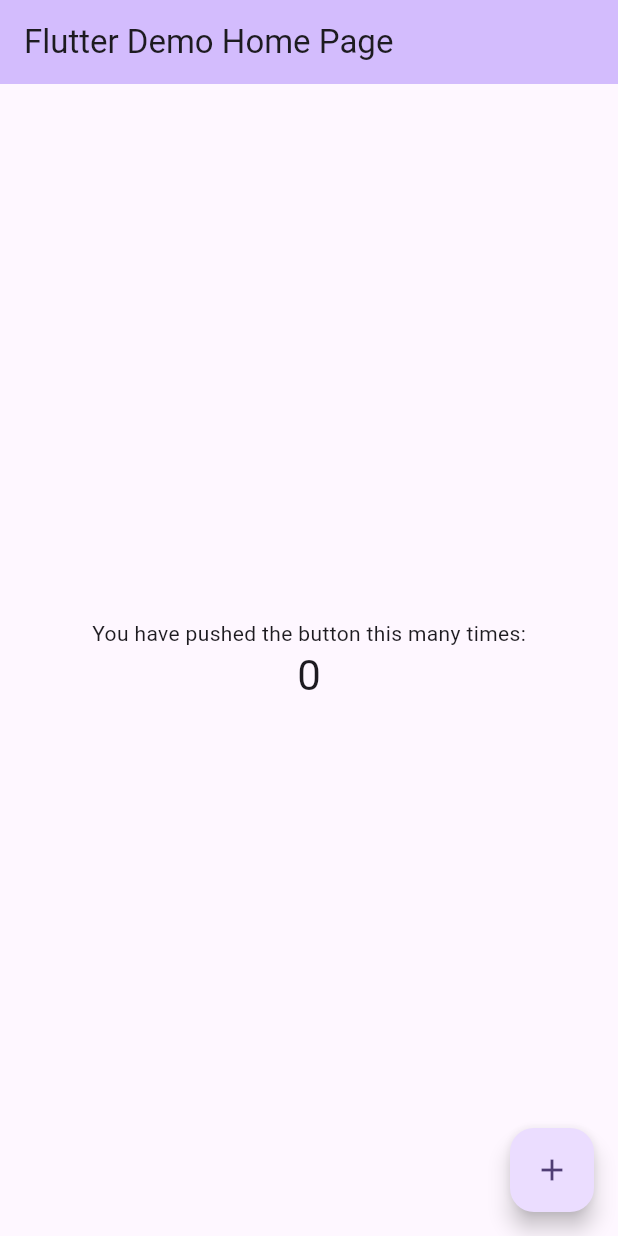
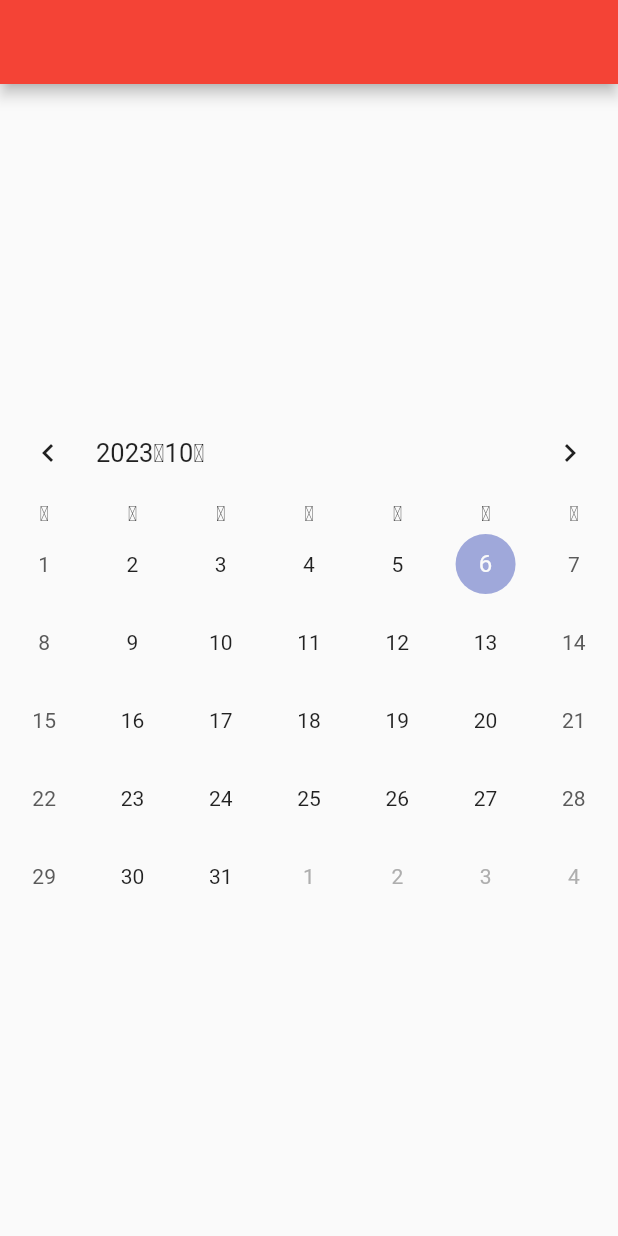
Before and after one commit to sunThick/piano_schedule_app, a Flutter app: the screen it shows after launch, on a phone screen of 412 x 824 dp. Run offline on Flutter 3.47's test engine with Material 2 defaults, Android fonts, the phone set to English and light mode, and no system bars; drawn by our look-alikes of table_calendar.

Commit message:
table_calenderを導入

```diff
--- a/lib/main.dart
+++ b/lib/main.dart
@@ -1,125 +1,71 @@
 import 'package:flutter/material.dart';
+import 'package:table_calendar/table_calendar.dart';
+import 'package:intl/date_symbol_data_local.dart';
 
 void main() {
-  runApp(const MyApp());
+  initializeDateFormatting().then((_) => runApp(MyApp()));
 }
 
 class MyApp extends StatelessWidget {
-  const MyApp({super.key});
+  const MyApp({Key? key}) : super(key: key);
 
-  // This widget is the root of your application.
   @override
   Widget build(BuildContext context) {
     return MaterialApp(
       title: 'Flutter Demo',
       theme: ThemeData(
-        // This is the theme of your application.
-        //
-        // TRY THIS: Try running your application with "flutter run". You'll see
-        // the application has a blue toolbar. Then, without quitting the app,
-        // try changing the seedColor in the colorScheme below to Colors.green
-        // and then invoke "hot reload" (save your changes or press the "hot
-        // reload" button in a Flutter-supported IDE, or press "r" if you used
-        // the command line to start the app).
-        //
-        // Notice that the counter didn't reset back to zero; the application
-        // state is not lost during the reload. To reset the state, use hot
-        // restart instead.
-        //
-        // This works for code too, not just values: Most code changes can be
-        // tested with just a hot reload.
-        colorScheme: ColorScheme.fromSeed(seedColor: Colors.deepPurple),
-        useMaterial3: true,
+        primarySwatch: Colors.blue,
       ),
-      home: const MyHomePage(title: 'Flutter Demo Home Page'),
+      home: const MyHomePage(),
     );
   }
 }
 
 class MyHomePage extends StatefulWidget {
-  const MyHomePage({super.key, required this.title});
-
-  // This widget is the home page of your application. It is stateful, meaning
-  // that it has a State object (defined below) that contains fields that affect
-  // how it looks.
-
-  // This class is the configuration for the state. It holds the values (in this
-  // case the title) provided by the parent (in this case the App widget) and
-  // used by the build method of the State. Fields in a Widget subclass are
-  // always marked "final".
-
-  final String title;
+  const MyHomePage({Key? key}) : super(key: key);
 
   @override
   State<MyHomePage> createState() => _MyHomePageState();
 }
 
 class _MyHomePageState extends State<MyHomePage> {
-  int _counter = 0;
+  @override
+  void initState() {
+    super.initState();
+  }
 
-  void _incrementCounter() {
-    setState(() {
-      // This call to setState tells the Flutter framework that something has
-      // changed in this State, which causes it to rerun the build method below
-      // so that the display can reflect the updated values. If we changed
-      // _counter without calling setState(), then the build method would not be
-      // called again, and so nothing would appear to happen.
-      _counter++;
-    });
-  }
+  DateTime _focusedDay = DateTime.now();
+  DateTime? _selectedDay;
 
   @override
   Widget build(BuildContext context) {
-    // This method is rerun every time setState is called, for instance as done
-    // by the _incrementCounter method above.
-    //
-    // The Flutter framework has been optimized to make rerunning build methods
-    // fast, so that you can just rebuild anything that needs updating rather
-    // than having to individually change instances of widgets.
     return Scaffold(
-      appBar: AppBar(
-        // TRY THIS: Try changing the color here to a specific color (to
-        // Colors.amber, perhaps?) and trigger a hot reload to see the AppBar
-        // change color while the other colors stay the same.
-        backgroundColor: Theme.of(context).colorScheme.inversePrimary,
-        // Here we take the value from the MyHomePage object that was created by
-        // the App.build method, and use it to set our appbar title.
-        title: Text(widget.title),
-      ),
-      body: Center(
-        // Center is a layout widget. It takes a single child and positions it
-        // in the middle of the parent.
-        child: Column(
-          // Column is also a layout widget. It takes a list of children and
-          // arranges them vertically. By default, it sizes itself to fit its
-          // children horizontally, and tries to be as tall as its parent.
-          //
-          // Column has various properties to control how it sizes itself and
-          // how it positions its children. Here we use mainAxisAlignment to
-          // center the children vertically; the main axis here is the vertical
-          // axis because Columns are vertical (the cross axis would be
-          // horizontal).
-          //
-          // TRY THIS: Invoke "debug painting" (choose the "Toggle Debug Paint"
-          // action in the IDE, or press "p" in the console), to see the
-          // wireframe for each widget.
-          mainAxisAlignment: MainAxisAlignment.center,
-          children: <Widget>[
-            const Text(
-              'You have pushed the button this many times:',
+        appBar: AppBar(
+          backgroundColor: Colors.red,
+          // title: Text(widget.title),
+        ),
+        body: Center(
+          child: TableCalendar(
+            locale: 'ja_JP',
+            firstDay: DateTime.utc(2023, 10, 1),
+            lastDay: DateTime.utc(2025, 12, 31),
+            focusedDay: _focusedDay,
+            selectedDayPredicate: (day) {
+              return isSameDay(_selectedDay, day);
+            },
+            onDaySelected: (selectedDay, focusedDay) {
+              if (!isSameDay(_selectedDay, selectedDay)) {
+                setState(() {
+                  _selectedDay = selectedDay;
+                  _focusedDay = focusedDay;
+                  print(selectedDay);
+                });
+              }
+            },
+            headerStyle: const HeaderStyle(
+              formatButtonVisible: false,
             ),
-            Text(
-              '$_counter',
-              style: Theme.of(context).textTheme.headlineMedium,
-            ),
-          ],
-        ),
-      ),
-      floatingActionButton: FloatingActionButton(
-        onPressed: _incrementCounter,
-        tooltip: 'Increment',
-        child: const Icon(Icons.add),
-      ), // This trailing comma makes auto-formatting nicer for build methods.
-    );
+          ),
+        ));
   }
 }
--- a/pubspec.yaml
+++ b/pubspec.yaml
@@ -41,6 +41,8 @@ dependencies:
   path: ^1.8.2
   build_runner: ^2.3.3
   drift_dev: ^2.4.1
+  table_calendar: ^3.0.9
+  intl: ^0.18.1
 dev_dependencies:
   flutter_test:
     sdk: flutter
```
Also changed, not shown: pubspec.lock, 3 other files.
